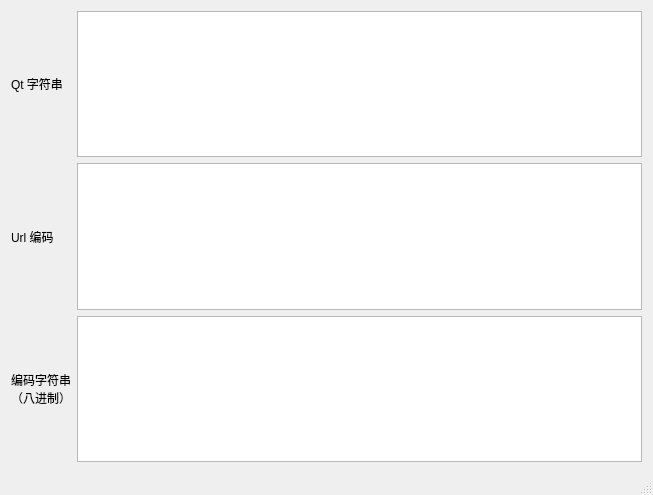
First picture: the form in mainwindow.ui, repository sorrowfeng/qt-string-coding, before the edit.
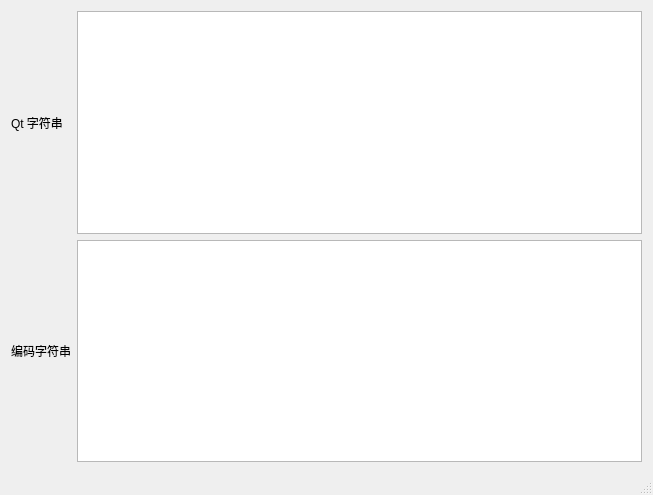
Second picture: the form after the edit.

The edit to the form file:
```diff
--- a/mainwindow.ui
+++ b/mainwindow.ui
@@ -15,6 +15,9 @@
   </property>
   <widget class="QWidget" name="centralWidget">
    <layout class="QGridLayout" name="gridLayout">
+    <item row="0" column="1">
+     <widget class="QTextEdit" name="teRawText"/>
+    </item>
     <item row="0" column="0">
      <widget class="QLabel" name="label">
       <property name="text">
@@ -22,30 +25,16 @@
       </property>
      </widget>
     </item>
+    <item row="1" column="1">
+     <widget class="QTextEdit" name="teEncode"/>
+    </item>
     <item row="1" column="0">
-     <widget class="QLabel" name="label_2">
-      <property name="text">
-       <string>Url 编码</string>
-      </property>
-     </widget>
-    </item>
-    <item row="0" column="1">
-     <widget class="QTextEdit" name="teRawText"/>
-    </item>
-    <item row="2" column="0">
      <widget class="QLabel" name="label_4">
       <property name="text">
-       <string>编码字符串
-（八进制）</string>
+       <string>编码字符串</string>
       </property>
      </widget>
     </item>
-    <item row="2" column="1">
-     <widget class="QTextEdit" name="teEncode"/>
-    </item>
-    <item row="1" column="1">
-     <widget class="QTextEdit" name="teUrlCode"/>
-    </item>
    </layout>
   </widget>
   <widget class="QStatusBar" name="statusBar"/>
```
